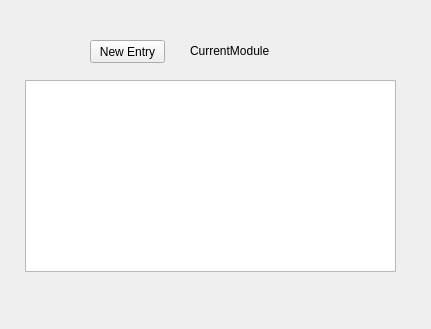
The window that moduleView.ui (j37hr0/positionMarker) describes before a commit, drawn with Qt 5.
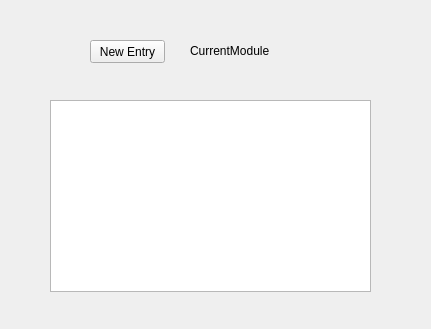
The same window after the commit.

The edit to the form file:
```diff
--- a/moduleView.ui
+++ b/moduleView.ui
@@ -13,17 +13,7 @@
   <property name="windowTitle">
    <string>Form</string>
   </property>
-  <widget class="QTableView" name="tableView">
-   <property name="geometry">
-    <rect>
-     <x>25</x>
-     <y>80</y>
-     <width>371</width>
-     <height>192</height>
-    </rect>
-   </property>
-  </widget>
-  <widget class="QPushButton" name="pushButton">
+  <widget class="QPushButton" name="new_entry_specific_btn">
    <property name="geometry">
     <rect>
      <x>90</x>
@@ -49,6 +39,16 @@
     <string>CurrentModule</string>
    </property>
   </widget>
+  <widget class="QListWidget" name="module_entry_list">
+   <property name="geometry">
+    <rect>
+     <x>50</x>
+     <y>100</y>
+     <width>321</width>
+     <height>192</height>
+    </rect>
+   </property>
+  </widget>
  </widget>
  <resources/>
  <connections/>
```
